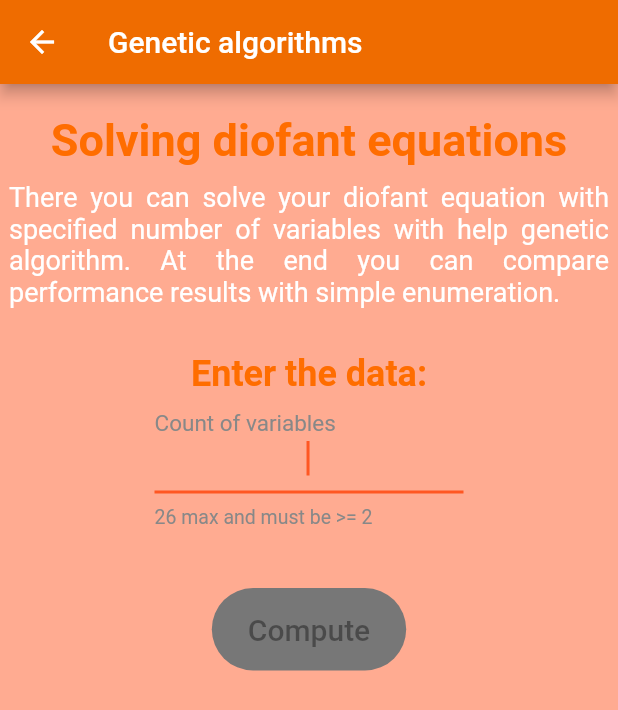
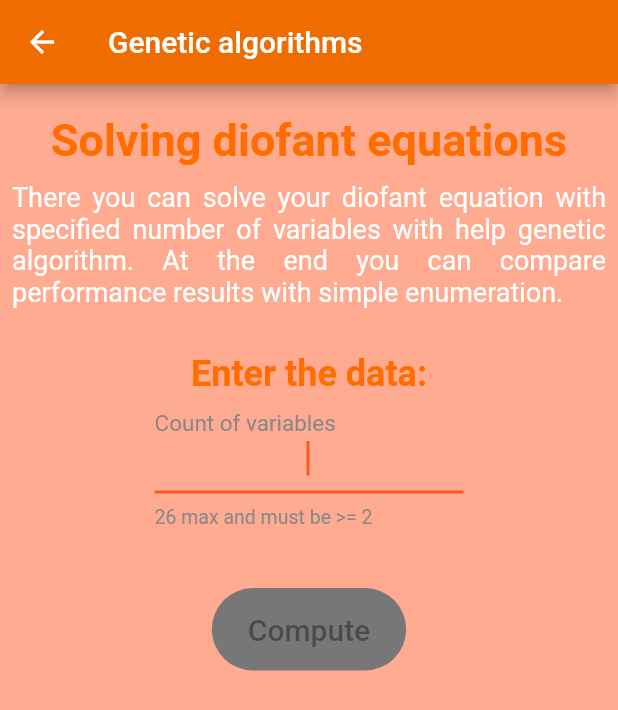
Before and after one commit to v-lad/flutter-factorization-app, a Flutter app: the GenAlgPage screen opened by its route, on a phone screen of 412 x 824 dp. Shown: the top 710 px of the screen. Run offline on Flutter 3.47's test engine with Material 2 defaults, Android fonts, the phone set to English and light mode, and no system bars; our stand-ins replace charts_flutter, google_sign_in; missing offline and left inert: googleapis.

Commit message:
Fix PageInfo padding

```diff
--- a/lib/widgets.dart
+++ b/lib/widgets.dart
@@ -63,7 +63,7 @@ class PageInfo extends StatelessWidget {
   @override
   Widget build(BuildContext context) {
     return Padding(
-      padding: EdgeInsets.only(left: this.paddingLeft ?? 6.0, right: this.paddingRight ?? 6.0),
+      padding: EdgeInsets.only(left: this.paddingLeft ?? 8.0, right: this.paddingRight ?? 8.0),
       child: Row(
         mainAxisSize: (this.isSizeMin ?? false) ? MainAxisSize.min : MainAxisSize.max,
         children: <Widget>[
```
